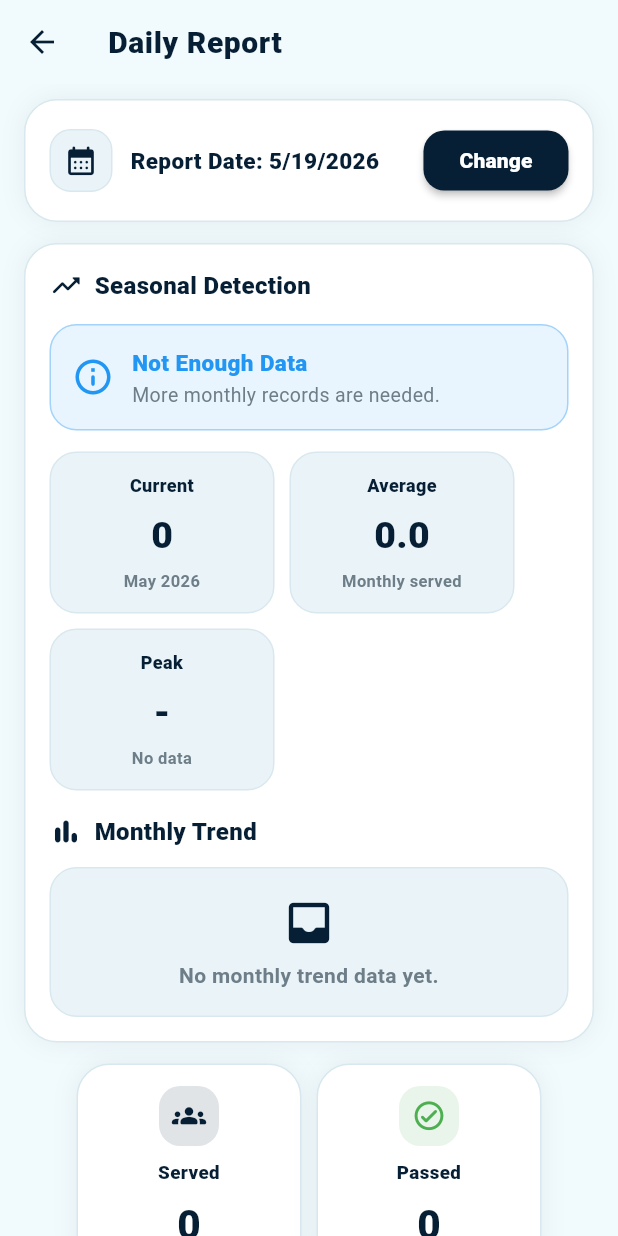
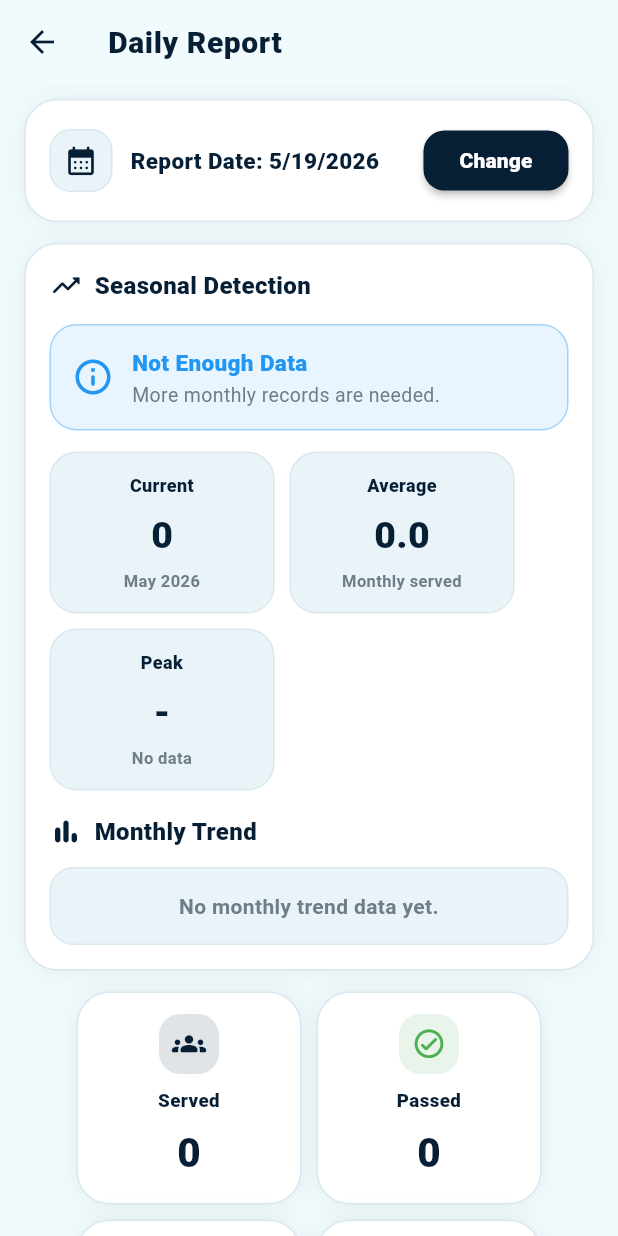
Before and after one commit to jastin213/Queue_Tracking_App, a Flutter app: the DailyReport screen opened directly, on a phone screen of 412 x 824 dp. Run offline on Flutter 3.47's test engine with Material 3 defaults, Android fonts, the phone set to English and light mode, and no system bars; our stand-ins replace file_picker, flutter_tts, image_picker.

Commit message:
Final Prototype 1.0

```diff
--- a/lib/screens/daily_report.dart
+++ b/lib/screens/daily_report.dart
@@ -79,12 +79,16 @@ class _DailyReportState extends State<DailyReport> {
       "December",
     ];
 
+    if (month < 1 || month > 12) return key;
+
     return "${monthNames[month - 1]} $year";
   }
 
+  // FIXED:
+  // Before, this used DateTime.now().
+  // Now, Seasonal Detection follows the selected report date.
   String currentMonthKey() {
-    final now = DateTime.now();
-    return "${now.year}-${now.month.toString().padLeft(2, '0')}";
+    return monthKeyFromDate(selectedDate);
   }
 
   Future<void> pickReportDate() async {
@@ -194,7 +198,8 @@ class _DailyReportState extends State<DailyReport> {
       ensureMonth(key);
 
       monthly[key]!["approved"] = monthly[key]!["approved"]! + 1;
-      monthly[key]!["bookingActivity"] = monthly[key]!["bookingActivity"]! + 1;
+      monthly[key]!["bookingActivity"] =
+          monthly[key]!["bookingActivity"]! + 1;
     }
 
     for (var booking in rejectedBookings.value) {
@@ -204,7 +209,8 @@ class _DailyReportState extends State<DailyReport> {
       ensureMonth(key);
 
       monthly[key]!["rejected"] = monthly[key]!["rejected"]! + 1;
-      monthly[key]!["bookingActivity"] = monthly[key]!["bookingActivity"]! + 1;
+      monthly[key]!["bookingActivity"] =
+          monthly[key]!["bookingActivity"]! + 1;
     }
 
     for (var booking in pendingBookings.value) {
@@ -214,7 +220,8 @@ class _DailyReportState extends State<DailyReport> {
       ensureMonth(key);
 
       monthly[key]!["pending"] = monthly[key]!["pending"]! + 1;
-      monthly[key]!["bookingActivity"] = monthly[key]!["bookingActivity"]! + 1;
+      monthly[key]!["bookingActivity"] =
+          monthly[key]!["bookingActivity"]! + 1;
     }
 
     return monthly;
@@ -329,13 +336,9 @@ class _DailyReportState extends State<DailyReport> {
                 child: Column(
                   children: [
                     buildDateSelector(),
-
                     const SizedBox(height: 14),
-
                     buildSeasonalDetectionCard(wide),
-
                     const SizedBox(height: 14),
-
                     buildSummarySection(
                       wide: wide,
                       totalServed: totalServed,
@@ -345,9 +348,7 @@ class _DailyReportState extends State<DailyReport> {
                       rejected: rejectedList.length,
                       pending: pendingList.length,
                     ),
-
                     const SizedBox(height: 16),
-
                     buildReportDetails(
                       date: selectedDate,
                       totalServed: totalServed,
@@ -414,14 +415,17 @@ class _DailyReportState extends State<DailyReport> {
     final currentKey = currentMonthKey();
     final currentMonthTotal = monthly[currentKey]?["totalServed"] ?? 0;
     final average = getAverageMonthlyServed(monthly, currentKey);
+
     final peak = isSeasonalPeak(
       currentMonthTotal: currentMonthTotal,
       average: average,
     );
+
     final aboveAverage = percentageAboveAverage(
       currentMonthTotal: currentMonthTotal,
       average: average,
     );
+
     final peakMonth = getPeakMonth(monthly);
 
     String statusTitle;
@@ -435,8 +439,9 @@ class _DailyReportState extends State<DailyReport> {
       statusIcon = Icons.info_outline_rounded;
       statusColor = Colors.blue;
     } else if (peak) {
-      statusTitle = "Seasonal Peak";
-      statusMessage = "$aboveAverage% above average this month.";
+      statusTitle = "Seasonal Peak Detected";
+      statusMessage =
+          "${monthLabelFromKey(currentKey)} is $aboveAverage% above the usual monthly average.";
       statusIcon = Icons.warning_amber_rounded;
       statusColor = Colors.orange;
     } else {
@@ -454,9 +459,7 @@ class _DailyReportState extends State<DailyReport> {
             icon: Icons.trending_up_rounded,
             title: "Seasonal Detection",
           ),
-
           const SizedBox(height: 14),
-
           Container(
             width: double.infinity,
             padding: const EdgeInsets.all(14),
@@ -496,9 +499,7 @@ class _DailyReportState extends State<DailyReport> {
               ],
             ),
           ),
-
           const SizedBox(height: 14),
-
           if (wide)
             Row(
               children: [
@@ -551,13 +552,9 @@ class _DailyReportState extends State<DailyReport> {
                 ),
               ],
             ),
-
           const SizedBox(height: 16),
-
           sectionHeader(icon: Icons.bar_chart_rounded, title: "Monthly Trend"),
-
           const SizedBox(height: 12),
-
           monthly.isEmpty
               ? emptyBox("No monthly trend data yet.")
               : buildMonthlyTrend(monthly),
@@ -774,9 +771,11 @@ class _DailyReportState extends State<DailyReport> {
     if (wide) {
       return Row(
         children: cards.map((card) {
+          final isLast = cards.last == card;
+
           return Expanded(
             child: Padding(
-              padding: const EdgeInsets.only(right: 10),
+              padding: EdgeInsets.only(right: isLast ? 0 : 10),
               child: card,
             ),
           );
@@ -864,9 +863,7 @@ class _DailyReportState extends State<DailyReport> {
             icon: Icons.receipt_long_rounded,
             title: "Report Details",
           ),
-
           const SizedBox(height: 12),
-
           Container(
             width: double.infinity,
             padding: const EdgeInsets.all(14),
@@ -876,73 +873,65 @@ class _DailyReportState extends State<DailyReport> {
               border: Border.all(color: _borderColor),
             ),
             child: Text(
-              "$date  •  $totalServed served",
+              "Summary for $date: $totalServed served, ${passedList.length} passed, ${failedList.length} failed, ${approvedList.length} approved booking(s), ${rejectedList.length} rejected booking(s), and ${pendingList.length} pending booking(s).",
               style: const TextStyle(
                 color: _primaryColor,
-                fontWeight: FontWeight.w900,
-                fontSize: 15,
+                fontWeight: FontWeight.w700,
+                height: 1.4,
               ),
             ),
           ),
-
+          const SizedBox(height: 16),
+          reportListSection(
+            title: "Passed Customers",
+            icon: Icons.check_circle_outline_rounded,
+            color: Colors.green,
+            records: passedList,
+            emptyText: "No passed customers for this date.",
+          ),
           const SizedBox(height: 14),
-
-          buildCompactSection(
-            title: "Served Queue",
-            icon: Icons.confirmation_number_rounded,
-            children: [
-              if (passedList.isEmpty && failedList.isEmpty)
-                emptyBox("No served queue records."),
-              if (passedList.isNotEmpty)
-                queueList(
-                  label: "Passed",
-                  list: passedList,
+          reportListSection(
+            title: "Failed Customers",
+            icon: Icons.cancel_outlined,
+            color: Colors.red,
+            records: failedList,
+            emptyText: "No failed customers for this date.",
+          ),
+          const SizedBox(height: 14),
+          reportListSection(
+            title: "Approved Bookings",
+            icon: Icons.verified_outlined,
             color: Colors.green,
+            records: approvedList,
+            emptyText: "No approved bookings for this date.",
           ),
-              if (failedList.isNotEmpty)
-                queueList(label: "Failed", list: failedList, color: Colors.red),
-            ],
+          const SizedBox(height: 14),
+          reportListSection(
+            title: "Rejected Bookings",
+            icon: Icons.block_rounded,
+            color: Colors.red,
+            records: rejectedList,
+            emptyText: "No rejected bookings for this date.",
           ),
-
-          const SizedBox(height: 12),
-
-          buildCompactSection(
-            title: "Booking Records",
-            icon: Icons.event_available_rounded,
-            children: [
-              if (approvedList.isEmpty &&
-                  rejectedList.isEmpty &&
-                  pendingList.isEmpty)
-                emptyBox("No booking records."),
-              if (approvedList.isNotEmpty)
-                bookingList(
-                  label: "Approved",
-                  list: approvedList,
-                  color: Colors.green,
-                ),
-              if (rejectedList.isNotEmpty)
-                bookingList(
-                  label: "Rejected",
-                  list: rejectedList,
-                  color: Colors.red,
-                ),
-              if (pendingList.isNotEmpty)
-                bookingList(
-                  label: "Pending",
-                  list: pendingList,
+          const SizedBox(height: 14),
+          reportListSection(
+            title: "Pending Bookings",
+            icon: Icons.pending_actions_rounded,
             color: Colors.orange,
-                ),
-            ],
+            records: pendingList,
+            emptyText: "No pending bookings for this date.",
           ),
         ],
       ),
     );
   }
 
-  Widget buildCompactSection({
+  Widget reportListSection({
     required String title,
     required IconData icon,
-    required List<Widget> children,
+    required Color color,
+    required List<Map<String, dynamic>> records,
+    required String emptyText,
   }) {
     return Container(
       width: double.infinity,
@@ -955,38 +944,46 @@ class _DailyReportState extends State<DailyReport> {
       child: Column(
         crossAxisAlignment: CrossAxisAlignment.start,
         children: [
-          sectionHeader(icon: icon, title: title),
-          const SizedBox(height: 12),
-          ...children,
+          Row(
+            children: [
+              Icon(icon, color: color, size: 22),
+              const SizedBox(width: 8),
+              Expanded(
+                child: Text(
+                  title,
+                  style: const TextStyle(
+                    color: _primaryColor,
+                    fontWeight: FontWeight.w900,
+                    fontSize: 15,
+                  ),
+                ),
+              ),
+              Container(
+                padding: const EdgeInsets.symmetric(
+                  horizontal: 10,
+                  vertical: 5,
+                ),
+                decoration: BoxDecoration(
+                  color: color.withOpacity(0.12),
+                  borderRadius: BorderRadius.circular(20),
+                ),
+                child: Text(
+                  "${records.length}",
+                  style: TextStyle(
+                    color: color,
+                    fontWeight: FontWeight.w900,
+                  ),
+                ),
+              ),
             ],
           ),
-    );
-  }
-
-  // ================= QUEUE LIST =================
-
-  Widget queueList({
-    required String label,
-    required List<Map<String, dynamic>> list,
-    required Color color,
-  }) {
-    return Padding(
-      padding: const EdgeInsets.only(bottom: 10),
-      child: Column(
-        crossAxisAlignment: CrossAxisAlignment.start,
-        children: [
-          statusLabel(label, list.length, color),
-          const SizedBox(height: 8),
+          const SizedBox(height: 12),
+          if (records.isEmpty)
+            emptyBox(emptyText)
+          else
             Column(
-            children: list.map((customer) {
-              return compactRecordTile(
-                leading: customer["queue"] ?? "-",
-                title: customer["name"] ?? "-",
-                subtitle: customer["time"] == null
-                    ? customer["type"] ?? ""
-                    : "${customer["type"] ?? ""} • ${customer["time"]}",
-                color: color,
-              );
+              children: records.map((record) {
+                return reportRecordTile(record);
               }).toList(),
             ),
         ],
@@ -994,46 +991,24 @@ class _DailyReportState extends State<DailyReport> {
     );
   }
 
-  // ================= BOOKING LIST =================
+  Widget reportRecordTile(Map<String, dynamic> record) {
+    final queue = record["queue"]?.toString() ?? "-";
+    final name = record["name"]?.toString() ??
+        record["fullName"]?.toString() ??
+        record["plate"]?.toString() ??
+        "-";
+    final vehicle = record["type"]?.toString() ??
+        record["vehicle"]?.toString() ??
+        "-";
+    final source = record["source"]?.toString() ??
+        record["status"]?.toString() ??
+        "-";
+    final time = record["time"]?.toString();
 
-  Widget bookingList({
-    required String label,
-    required List<Map<String, dynamic>> list,
-    required Color color,
-  }) {
-    return Padding(
-      padding: const EdgeInsets.only(bottom: 10),
-      child: Column(
-        crossAxisAlignment: CrossAxisAlignment.start,
-        children: [
-          statusLabel(label, list.length, color),
-          const SizedBox(height: 8),
-          Column(
-            children: list.map((booking) {
-              return compactRecordTile(
-                leading: booking["queue"] ?? "-",
-                title: booking["fullName"] ?? "-",
-                subtitle:
-                    "${booking["vehicle"] ?? "-"} • ${booking["plate"] ?? "-"}",
-                color: color,
-              );
-            }).toList(),
-          ),
-        ],
-      ),
-    );
-  }
-
-  Widget compactRecordTile({
-    required String leading,
-    required String title,
-    required String subtitle,
-    required Color color,
-  }) {
     return Container(
       width: double.infinity,
-      margin: const EdgeInsets.only(bottom: 8),
-      padding: const EdgeInsets.all(12),
+      margin: const EdgeInsets.only(bottom: 10),
+      padding: const EdgeInsets.all(13),
       decoration: BoxDecoration(
         color: _softPrimaryColor,
         borderRadius: BorderRadius.circular(16),
@@ -1042,21 +1017,19 @@ class _DailyReportState extends State<DailyReport> {
       child: Row(
         children: [
           Container(
-            width: 58,
-            height: 42,
+            height: 46,
+            width: 46,
             alignment: Alignment.center,
             decoration: BoxDecoration(
-              color: color.withOpacity(0.12),
+              color: _primaryColor,
               borderRadius: BorderRadius.circular(14),
             ),
             child: Text(
-              leading,
-              maxLines: 1,
-              overflow: TextOverflow.ellipsis,
-              style: TextStyle(
-                color: color,
+              queue.isNotEmpty ? queue.substring(0, 1) : "-",
+              style: const TextStyle(
+                color: Colors.white,
                 fontWeight: FontWeight.w900,
-                fontSize: 13,
+                fontSize: 18,
               ),
             ),
           ),
@@ -1066,17 +1039,17 @@ class _DailyReportState extends State<DailyReport> {
               crossAxisAlignment: CrossAxisAlignment.start,
               children: [
                 Text(
-                  title,
+                  "$queue - $name",
                   overflow: TextOverflow.ellipsis,
                   style: const TextStyle(
                     color: _primaryColor,
-                    fontWeight: FontWeight.w800,
-                    fontSize: 14,
+                    fontWeight: FontWeight.w900,
+                    fontSize: 14.5,
                   ),
                 ),
-                const SizedBox(height: 3),
+                const SizedBox(height: 4),
                 Text(
-                  subtitle,
+                  "$vehicle • $source${time == null ? "" : " • $time"}",
                   overflow: TextOverflow.ellipsis,
                   style: const TextStyle(
                     color: _mutedTextColor,
@@ -1092,25 +1065,7 @@ class _DailyReportState extends State<DailyReport> {
     );
   }
 
-  Widget statusLabel(String label, int count, Color color) {
-    return Container(
-      padding: const EdgeInsets.symmetric(horizontal: 11, vertical: 6),
-      decoration: BoxDecoration(
-        color: color.withOpacity(0.12),
-        borderRadius: BorderRadius.circular(20),
-      ),
-      child: Text(
-        "$label: $count",
-        style: TextStyle(
-          color: color,
-          fontWeight: FontWeight.w900,
-          fontSize: 12,
-        ),
-      ),
-    );
-  }
-
-  // ================= COMMON WIDGETS =================
+  // ================= REUSABLE UI =================
 
   Widget cardContainer({required Widget child}) {
     return Container(
@@ -1127,7 +1082,10 @@ class _DailyReportState extends State<DailyReport> {
       borderRadius: BorderRadius.circular(22),
       border: Border.all(color: _borderColor),
       boxShadow: [
-        BoxShadow(color: _primaryColor.withOpacity(0.06), blurRadius: 14),
+        BoxShadow(
+          color: _primaryColor.withOpacity(0.06),
+          blurRadius: 14,
+        ),
       ],
     );
   }
@@ -1145,7 +1103,10 @@ class _DailyReportState extends State<DailyReport> {
     );
   }
 
-  Widget sectionHeader({required IconData icon, required String title}) {
+  Widget sectionHeader({
+    required IconData icon,
+    required String title,
+  }) {
     return Row(
       children: [
         Icon(icon, color: _primaryColor, size: 22),
@@ -1156,8 +1117,8 @@ class _DailyReportState extends State<DailyReport> {
             overflow: TextOverflow.ellipsis,
             style: const TextStyle(
               color: _primaryColor,
+              fontSize: 16,
               fontWeight: FontWeight.w900,
-              fontSize: 16,
             ),
           ),
         ),
@@ -1168,26 +1129,20 @@ class _DailyReportState extends State<DailyReport> {
   Widget emptyBox(String message) {
     return Container(
       width: double.infinity,
-      padding: const EdgeInsets.all(18),
+      padding: const EdgeInsets.all(16),
       decoration: BoxDecoration(
         color: _softPrimaryColor,
-        borderRadius: BorderRadius.circular(18),
+        borderRadius: BorderRadius.circular(16),
         border: Border.all(color: _borderColor),
       ),
-      child: Column(
-        children: [
-          const Icon(Icons.inbox_rounded, color: _primaryColor, size: 36),
-          const SizedBox(height: 8),
-          Text(
+      child: Text(
         message,
         textAlign: TextAlign.center,
         style: const TextStyle(
           color: _mutedTextColor,
-              fontWeight: FontWeight.w700,
+          fontWeight: FontWeight.w600,
           height: 1.3,
         ),
-          ),
-        ],
       ),
     );
   }
```
Lines whose indentation alone changed are shown as unchanged.
